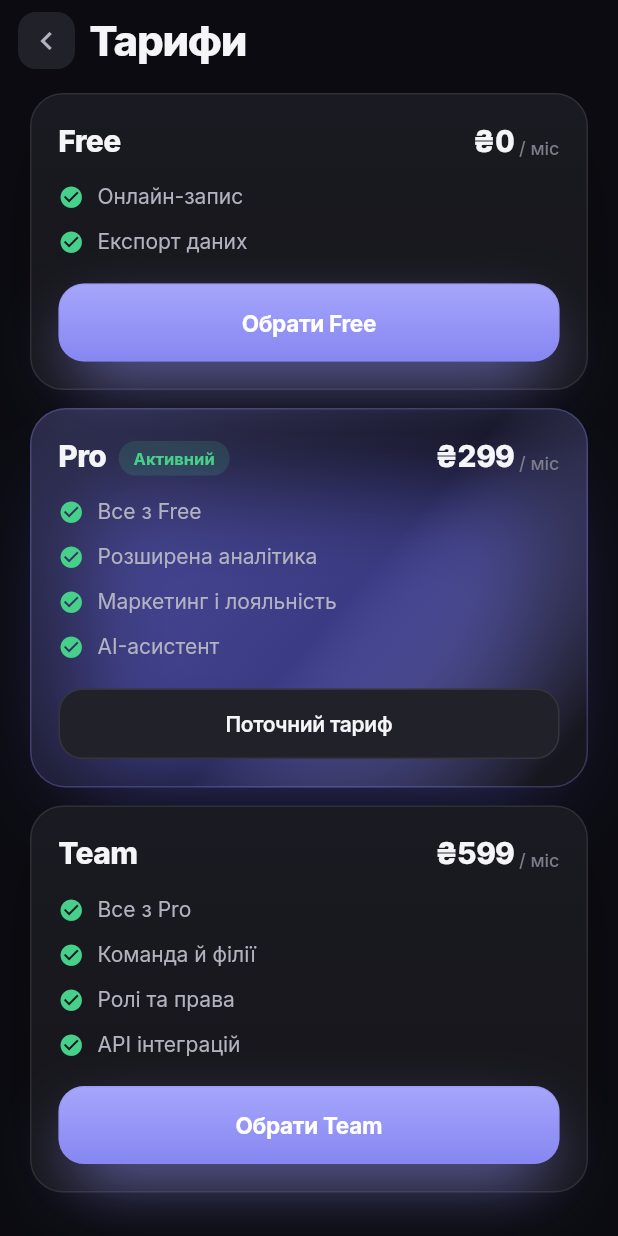
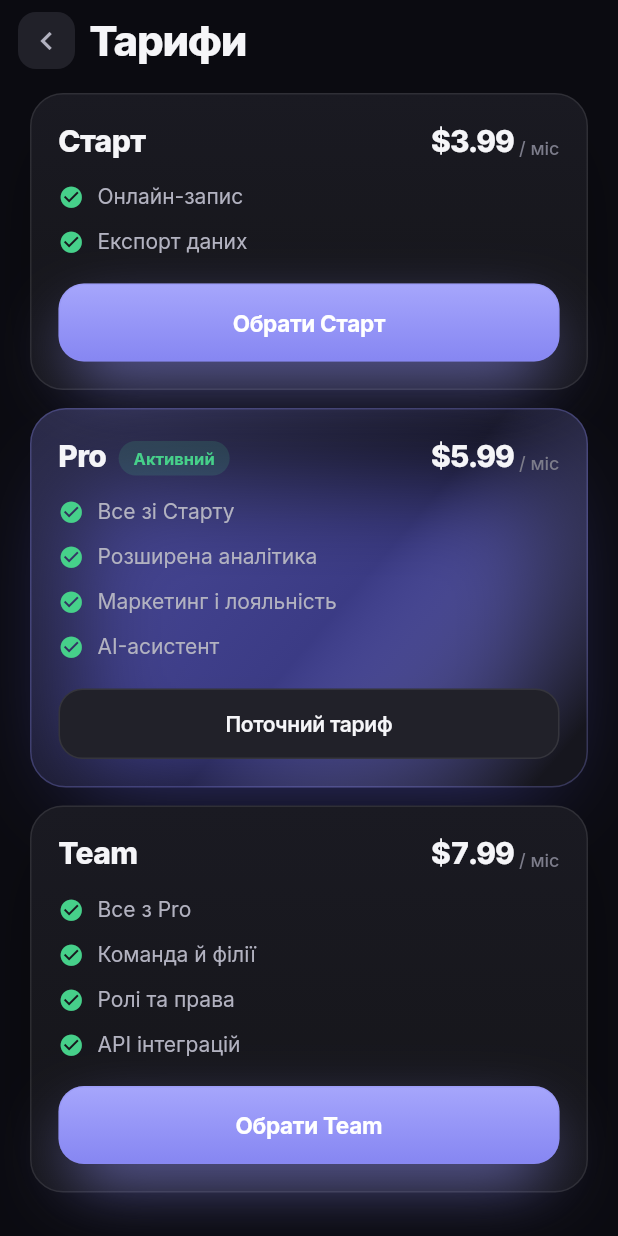
Before and after one commit to wf6zn6n9wm-ux/Shopik, a Flutter app: the SubscriptionScreen screen opened by its route, on a phone screen of 412 x 824 dp. Run offline on Flutter 3.47's test engine with Material 3 defaults, Android fonts, the phone set to English and light mode, and no system bars; our stand-ins replace drift, drift_flutter, flutter_riverpod, go_router, google_fonts; accounts and stored records are empty; generated files the repository leaves out were written again.

Commit message:
feat(subscription): USD pricing $3.99/$5.99/$7.99, rename Free→Старт

```diff
--- a/nova/lib/features/menu/menu_screen.dart
+++ b/nova/lib/features/menu/menu_screen.dart
@@ -96,7 +96,7 @@ class _TariffCard extends StatelessWidget {
   Widget build(BuildContext context) {
     final k = context.kavio;
     final name = switch (plan) {
-      Plan.free => 'Free',
+      Plan.free => 'Старт',
       Plan.pro => 'Pro',
       Plan.team => 'Team',
     };
--- a/nova/lib/features/subscription/subscription_screen.dart
+++ b/nova/lib/features/subscription/subscription_screen.dart
@@ -12,13 +12,13 @@ class SubscriptionScreen extends ConsumerWidget {
   const SubscriptionScreen({super.key});
 
   static const _plans = <(Plan, String, String, List<String>)>[
-    (Plan.free, 'Free', '0', ['Онлайн-запис', 'Експорт даних']),
+    (Plan.free, 'Старт', '3.99', ['Онлайн-запис', 'Експорт даних']),
     (
       Plan.pro,
       'Pro',
-      '299',
+      '5.99',
       [
-        'Все з Free',
+        'Все зі Старту',
         'Розширена аналітика',
         'Маркетинг і лояльність',
         'AI-асистент'
@@ -27,7 +27,7 @@ class SubscriptionScreen extends ConsumerWidget {
     (
       Plan.team,
       'Team',
-      '599',
+      '7.99',
       ['Все з Pro', 'Команда й філії', 'Ролі та права', 'API інтеграцій']
     ),
   ];
@@ -117,7 +117,7 @@ class _PlanCard extends StatelessWidget {
               ZPill('Активний', color: k.success, bg: k.successTint),
             ],
             const Spacer(),
-            Text('₴$price',
+            Text('\$$price',
                 style: AppTypography.tabular(AppTypography.title2(k.ink))),
             Text(' / міс',
                 style: AppTypography.label(k.ink3).copyWith(fontSize: 12)),
```
